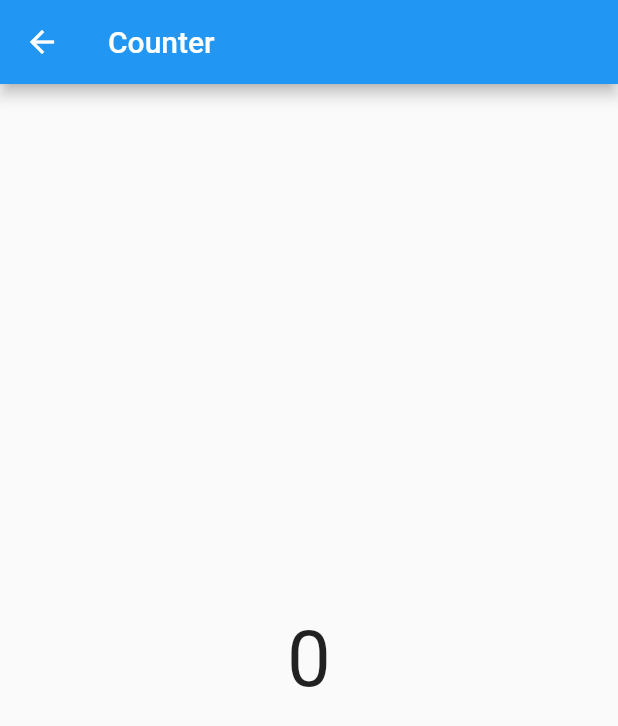
After one commit to flexboni/flutter_provider_essential, a Flutter app: the Overview12 screen opened directly, after a tap on "Show Me Counter", on a phone screen of 412 x 824 dp. The commit adds this screen. Shown: the top 726 px of the screen. Run offline on Flutter 3.47's test engine with Material 2 defaults, Android fonts, the phone set to English and light mode, and no system bars.

Commit message:
Chapter19. Provider Access - Anonymous router access

```diff
--- a/analysis_options.yaml
+++ b/analysis_options.yaml
@@ -22,8 +22,8 @@ linter:
   # `// ignore_for_file: name_of_lint` syntax on the line or in the file
   # producing the lint.
   rules:
+    non_constant_identifier_names
     # avoid_print: false  # Uncomment to disable the `avoid_print` rule
     # prefer_single_quotes: true  # Uncomment to enable the `prefer_single_quotes` rule
-
 # Additional information about this file can be found at
 # https://dart.dev/guides/language/analysis-options
--- a/lib/main.dart
+++ b/lib/main.dart
@@ -42,6 +42,7 @@ final pages = <PageModel>[
   PageModel(name: 'OverView08', route: AppRoutes.overView08),
   PageModel(name: 'OverView09', route: AppRoutes.overView09),
   PageModel(name: 'OverView10', route: AppRoutes.overView10),
+  PageModel(name: 'OverView12', route: AppRoutes.overView12),
 ];
 
 class MyHomePage extends StatefulWidget {
--- /dev/null
+++ b/lib/provider_overview_12/counter.dart
@@ -0,0 +1,10 @@
+import 'package:flutter/material.dart';
+
+class Counter with ChangeNotifier {
+  int counter = 0;
+
+  void increment() {
+    counter++;
+    notifyListeners();
+  }
+}
--- /dev/null
+++ b/lib/provider_overview_12/overview_12.dart
@@ -0,0 +1,120 @@
+import 'package:flutter/material.dart';
+import 'package:flutter_provider_essential/provider_overview_05/model/dog.dart';
+import 'package:flutter_provider_essential/provider_overview_12/counter.dart';
+import 'package:flutter_provider_essential/provider_overview_12/show_me_counter.dart';
+import 'package:provider/provider.dart';
+
+class Overview12 extends StatefulWidget {
+  const Overview12({Key? key}) : super(key: key);
+
+  @override
+  State<Overview12> createState() => _Overview12State();
+}
+
+class _Overview12State extends State<Overview12> {
+  @override
+  Widget build(BuildContext context) {
+    return ChangeNotifierProvider<Counter>(
+      create: (context) => Counter(),
+      builder: (context, snapshot) {
+        return Scaffold(
+          appBar: AppBar(
+            title: const Text('Anonymous Route'),
+          ),
+          body: ChildWidget(context),
+        );
+      },
+    );
+  }
+
+  Widget ChildWidget(BuildContext context) {
+    return Center(
+      child: Column(
+        mainAxisAlignment: MainAxisAlignment.center,
+        mainAxisSize: MainAxisSize.min,
+        children: <Widget>[
+          ElevatedButton(
+            onPressed: () => Navigator.push(
+              context,
+              MaterialPageRoute(
+                  // builder의 context를 다른이름으로 한 이유는
+                  // Navigator에 사용된 context와 동일한 것을 사용해야 한다.
+                  builder: (_) => ChangeNotifierProvider.value(
+                        value: context.read<Counter>(),
+                        child: ShowMeCounter(),
+                      )),
+            ),
+            child: const Text(
+              'Show Me Counter',
+              style: TextStyle(fontSize: 20),
+            ),
+          ),
+          const SizedBox(height: 20),
+          ElevatedButton(
+            onPressed: () => context.read<Counter>().increment(),
+            child: const Text(
+              'Increment Counter',
+              style: TextStyle(fontSize: 20),
+            ),
+          ),
+        ],
+      ),
+    );
+  }
+}
+
+class BreedAndAge extends StatelessWidget {
+  const BreedAndAge({
+    Key? key,
+  }) : super(key: key);
+
+  @override
+  Widget build(BuildContext context) {
+    return Selector<Dog, String>(
+      selector: (BuildContext context, Dog dog) => dog.breed,
+      builder: (context, breed, _) {
+        return Column(
+          children: <Widget>[
+            Text(
+              '- breed: $breed',
+              style: const TextStyle(fontSize: 20),
+            ),
+            const SizedBox(height: 10),
+            const Age(),
+          ],
+        );
+      },
+    );
+  }
+}
+
+class Age extends StatelessWidget {
+  const Age({
+    Key? key,
+  }) : super(key: key);
+
+  @override
+  Widget build(BuildContext context) {
+    return Selector<Dog, int>(
+      selector: (context, dog) => dog.age,
+      builder: (_, age, __) {
+        return Column(
+          children: [
+            Text(
+              '- age: $age',
+              style: const TextStyle(fontSize: 20),
+            ),
+            const SizedBox(height: 20),
+            ElevatedButton(
+              onPressed: () => context.read<Dog>().grow(),
+              child: const Text(
+                'Grow',
+                style: TextStyle(fontSize: 20),
+              ),
+            )
+          ],
+        );
+      },
+    );
+  }
+}
--- /dev/null
+++ b/lib/provider_overview_12/show_me_counter.dart
@@ -0,0 +1,22 @@
+import 'package:flutter/material.dart';
+import 'package:flutter_provider_essential/provider_overview_12/counter.dart';
+import 'package:provider/provider.dart';
+
+class ShowMeCounter extends StatelessWidget {
+  const ShowMeCounter({Key? key}) : super(key: key);
+
+  @override
+  Widget build(BuildContext context) {
+    return Scaffold(
+      appBar: AppBar(
+        title: const Text('Counter'),
+      ),
+      body: Center(
+        child: Text(
+          '${context.watch<Counter>().counter}',
+          style: TextStyle(fontSize: 52),
+        ),
+      ),
+    );
+  }
+}
```
Also changed, not shown: lib/app_router.dart (+8 -0 lines), 1 other file.
